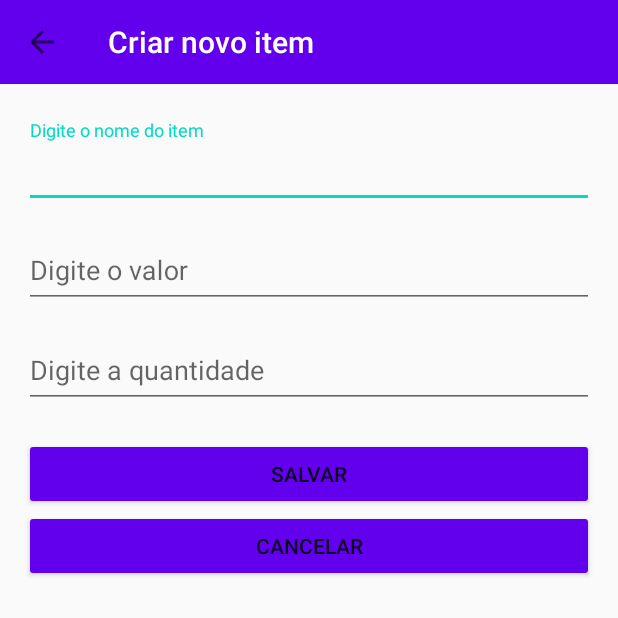
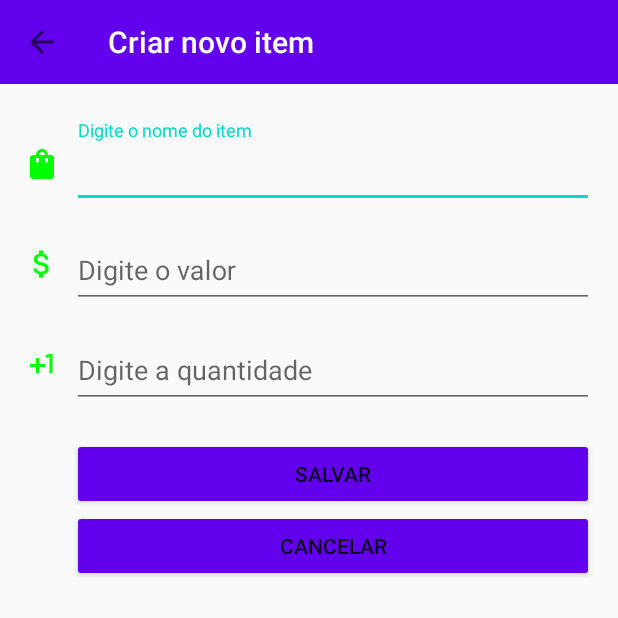
Before and after one commit to luizfelipetorres/kotlin_shopping-list, an Android app: the AddItemActivity screen opened directly, with no data from a screen before it, on a phone screen of 412 x 824 dp, the top half of it. Run offline under Robolectric (Android 15) with nearby library versions, the phone set to English and light mode, and no system bars.

Commit message:
Add icons on layout

```diff
--- a/app/src/main/res/layout/activity_add_item.xml
+++ b/app/src/main/res/layout/activity_add_item.xml
@@ -6,7 +6,9 @@
     android:layout_width="match_parent"
     android:layout_height="match_parent">
 
-    <include layout="@layout/toolbar" android:id="@+id/toolbar"/>
+    <include
+        android:id="@+id/toolbar"
+        layout="@layout/toolbar" />
 
     <android.support.constraint.ConstraintLayout
         android:layout_width="match_parent"
@@ -17,13 +19,23 @@
         tools:context=".addItem.AddItemActivity">
 
 
+        <ImageView
+            android:id="@+id/ic_shoppint_bag"
+            android:layout_width="wrap_content"
+            android:layout_height="wrap_content"
+            android:src="@drawable/ic_baseline_shopping_bag_24"
+            app:layout_constraintBottom_toBottomOf="@+id/field_title_layout"
+            app:layout_constraintStart_toStartOf="parent"
+            app:layout_constraintTop_toTopOf="@+id/field_title_layout"/>
+
         <android.support.design.widget.TextInputLayout
             android:id="@+id/field_title_layout"
             android:layout_width="0dp"
             android:layout_height="wrap_content"
             android:layout_marginVertical="@dimen/margin_til"
+            android:layout_marginLeft="@dimen/margin_til"
             app:layout_constraintEnd_toEndOf="parent"
-            app:layout_constraintStart_toStartOf="parent"
+            app:layout_constraintStart_toEndOf="@id/ic_shoppint_bag"
             app:layout_constraintTop_toTopOf="parent">
 
             <android.support.design.widget.TextInputEditText
@@ -38,13 +50,21 @@
                 android:textColorHint="#546E7A" />
         </android.support.design.widget.TextInputLayout>
 
+        <ImageView
+            android:layout_width="wrap_content"
+            android:layout_height="wrap_content"
+            android:src="@drawable/ic_baseline_attach_money_24"
+            app:layout_constraintBottom_toBottomOf="@id/field_value_layout"
+            app:layout_constraintStart_toStartOf="parent"
+            app:layout_constraintTop_toTopOf="@id/field_value_layout"/>
+
         <android.support.design.widget.TextInputLayout
             android:id="@+id/field_value_layout"
             android:layout_width="0dp"
             android:layout_height="wrap_content"
             android:layout_marginVertical="@dimen/margin_til"
             app:layout_constraintEnd_toEndOf="parent"
-            app:layout_constraintStart_toStartOf="parent"
+            app:layout_constraintStart_toStartOf="@id/field_title_layout"
             app:layout_constraintTop_toBottomOf="@+id/field_title_layout">
 
 
@@ -62,14 +82,23 @@
                 app:layout_constraintStart_toStartOf="parent" />
         </android.support.design.widget.TextInputLayout>
 
+        <android.support.constraint.utils.ImageFilterView
+            android:layout_width="wrap_content"
+            android:layout_height="wrap_content"
+            android:src="@drawable/ic_baseline_plus_one_24"
+            app:layout_constraintBottom_toBottomOf="@id/field_quantity_layout"
+            app:layout_constraintStart_toStartOf="parent"
+            app:layout_constraintTop_toTopOf="@id/field_quantity_layout" />
+
         <android.support.design.widget.TextInputLayout
             android:id="@+id/field_quantity_layout"
             android:layout_width="0dp"
             android:layout_height="wrap_content"
             android:layout_marginVertical="@dimen/margin_til"
             app:layout_constraintEnd_toEndOf="parent"
-            app:layout_constraintStart_toStartOf="parent"
+            app:layout_constraintStart_toStartOf="@id/field_value_layout"
             app:layout_constraintTop_toBottomOf="@+id/field_value_layout">
+
 
             <EditText
                 android:id="@+id/field_quantity"
@@ -87,19 +116,21 @@
 
         <Button
             android:id="@+id/button_save"
-            android:layout_width="match_parent"
+            android:layout_width="0dp"
             android:layout_height="wrap_content"
             android:layout_marginTop="20dp"
             android:text="@string/bt_save_text"
+            app:layout_constraintStart_toStartOf="@id/field_quantity_layout"
             app:layout_constraintEnd_toEndOf="parent"
             app:layout_constraintTop_toBottomOf="@id/field_quantity_layout" />
 
         <Button
             android:id="@+id/button_cancel"
-            android:layout_width="match_parent"
+            android:layout_width="0dp"
             android:layout_height="wrap_content"
             android:text="@string/bt_cancel_text"
-            app:layout_constraintStart_toStartOf="parent"
+            app:layout_constraintEnd_toEndOf="@id/button_save"
+            app:layout_constraintStart_toStartOf="@id/button_save"
             app:layout_constraintTop_toBottomOf="@id/button_save" />
 
 
```
